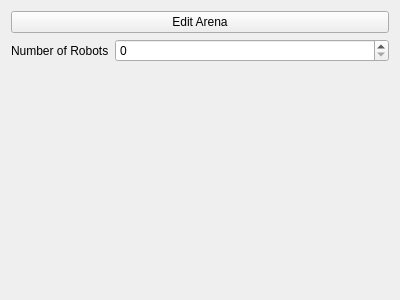
Qt form resources/ui/ArenaSettingsTab.ui (nicolasseznec/PROJ-H402_SkillWizard) before a commit.
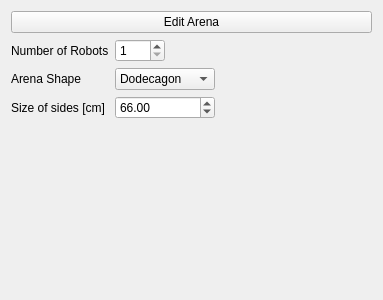
The same form after that commit.

Commit message: Added arena shape selection

The edit to the form file:
```diff
--- a/resources/ui/ArenaSettingsTab.ui
+++ b/resources/ui/ArenaSettingsTab.ui
@@ -6,7 +6,7 @@
    <rect>
     <x>0</x>
     <y>0</y>
-    <width>400</width>
+    <width>383</width>
     <height>300</height>
    </rect>
   </property>
@@ -44,7 +44,88 @@
        </widget>
       </item>
       <item row="0" column="1">
-       <widget class="QSpinBox" name="RobotNumber"/>
+       <widget class="QSpinBox" name="RobotNumber">
+        <property name="maximumSize">
+         <size>
+          <width>50</width>
+          <height>16777215</height>
+         </size>
+        </property>
+        <property name="minimum">
+         <number>1</number>
+        </property>
+        <property name="maximum">
+         <number>100</number>
+        </property>
+       </widget>
+      </item>
+      <item row="1" column="0">
+       <widget class="QLabel" name="label_2">
+        <property name="text">
+         <string>Arena Shape</string>
+        </property>
+       </widget>
+      </item>
+      <item row="1" column="1">
+       <widget class="QComboBox" name="Shape">
+        <property name="maximumSize">
+         <size>
+          <width>100</width>
+          <height>16777215</height>
+         </size>
+        </property>
+        <property name="currentIndex">
+         <number>3</number>
+        </property>
+        <property name="frame">
+         <bool>true</bool>
+        </property>
+        <item>
+         <property name="text">
+          <string>Square</string>
+         </property>
+        </item>
+        <item>
+         <property name="text">
+          <string>Hexagon</string>
+         </property>
+        </item>
+        <item>
+         <property name="text">
+          <string>Octagon</string>
+         </property>
+        </item>
+        <item>
+         <property name="text">
+          <string>Dodecagon</string>
+         </property>
+        </item>
+        <item>
+         <property name="text">
+          <string>Circle</string>
+         </property>
+        </item>
+       </widget>
+      </item>
+      <item row="2" column="0">
+       <widget class="QLabel" name="label_3">
+        <property name="text">
+         <string>Size of sides [cm]</string>
+        </property>
+       </widget>
+      </item>
+      <item row="2" column="1">
+       <widget class="QDoubleSpinBox" name="doubleSpinBox">
+        <property name="maximumSize">
+         <size>
+          <width>100</width>
+          <height>16777215</height>
+         </size>
+        </property>
+        <property name="value">
+         <double>66.000000000000000</double>
+        </property>
+       </widget>
       </item>
      </layout>
     </widget>
```
The commit also changes 2 other files.
